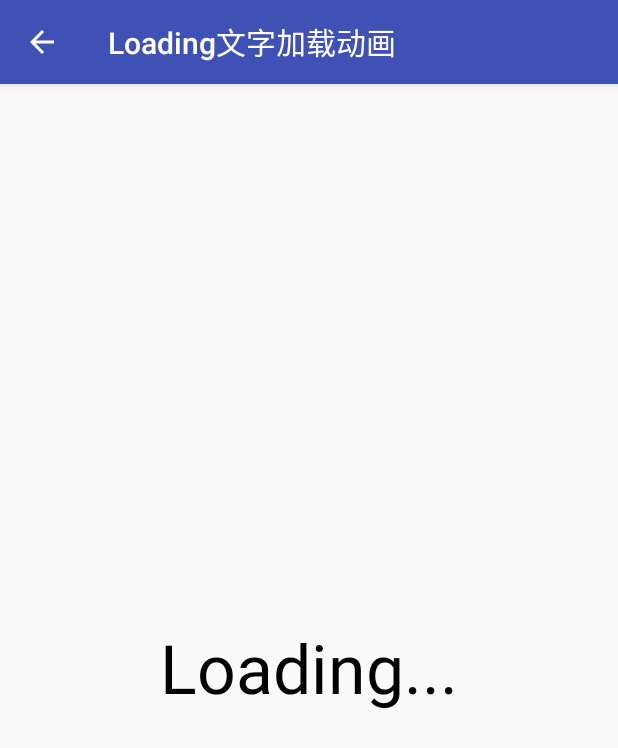
After one commit to Pgrammerybj/AnimationUtils, an Android app: the LoadingTextActivity screen opened directly, with no data from a screen before it, on a phone screen of 412 x 824 dp. The commit adds this screen. Shown: the top 748 px of the screen. Run offline under Robolectric (Android 15) with nearby library versions, the phone set to English and light mode, and no system bars; our stand-ins replace ButterKnife; libraries missing offline, so code that uses them is left out: qiu.niorgai; 1 statement that could not run was skipped.

Commit message:
添加LoadingTextView 文字"Loading"加载动画

```diff
--- a/app/src/main/AndroidManifest.xml
+++ b/app/src/main/AndroidManifest.xml
@@ -1,6 +1,6 @@
 <?xml version="1.0" encoding="utf-8"?>
-<manifest package="com.angelstar.animation"
-          xmlns:android="http://schemas.android.com/apk/res/android">
+<manifest xmlns:android="http://schemas.android.com/apk/res/android"
+          package="com.angelstar.animation">
 
     <uses-permission android:name="android.permission.SEND_SMS"/>
     <uses-permission android:name="android.permission.READ_SMS"/>
@@ -39,6 +39,7 @@
         <activity android:name=".item.TwoBallAnimationActivity"/>
         <activity android:name=".item.SixBallLoadingActivity"/>
         <activity android:name=".item.StickyControlsActivity"/>
+        <activity android:name=".item.LoadingTextActivity"/>
     </application>
 
 </manifest>
--- /dev/null
+++ b/app/src/main/java/com/angelstar/animation/item/LoadingTextActivity.java
@@ -0,0 +1,30 @@
+/*
+  * JackYang   2017-08-01 16:19
+  * Copyright (c)2017 7see Co.Ltd. All right reserved.
+  *
+  */
+package com.angelstar.animation.item;
+
+import android.os.Bundle;
+
+import com.angelstar.animation.BaseActivity;
+import com.angelstar.animation.R;
+import com.ybj.animation.LoadingTextView;
+
+/**
+ * Loading文字加载动画@ybj
+ *
+ * @author jackyang
+ * @version 1.0.0
+ * @since 2017-08-01 16:19
+ */
+public class LoadingTextActivity extends BaseActivity {
+    @Override
+    public void onCreate(Bundle saveInstanceState) {
+        super.onCreate(saveInstanceState);
+        setContentView(R.layout.activity_loadingtext);
+        initToolBar(true, R.string.item_loading_text_animation);
+        LoadingTextView loading = (LoadingTextView) findViewById(R.id.loading_text);
+        loading.start();
+    }
+}
--- a/app/src/main/java/com/angelstar/animation/item/TenAnimationActivity.java
+++ b/app/src/main/java/com/angelstar/animation/item/TenAnimationActivity.java
@@ -46,4 +46,8 @@ public class TenAnimationActivity extends BaseActivity {
     public void goItemTwoBallSticky(View view) {
         startActivity(new Intent(this, StickyControlsActivity.class));
     }
+
+    public void goItemLoadingText(View view) {
+        startActivity(new Intent(this, LoadingTextActivity.class));
+    }
 }
--- /dev/null
+++ b/app/src/main/res/layout/activity_loadingtext.xml
@@ -0,0 +1,31 @@
+<RelativeLayout xmlns:android="http://schemas.android.com/apk/res/android"
+                xmlns:dots="http://schemas.android.com/apk/res-auto"
+                android:layout_width="match_parent"
+                android:layout_height="match_parent"
+                android:gravity="center"
+    >
+
+    <LinearLayout
+        android:layout_width="match_parent"
+        android:layout_height="wrap_content"
+        android:layout_marginTop="10dp"
+        android:gravity="center_horizontal"
+        android:orientation="horizontal">
+
+        <TextView
+            android:layout_width="wrap_content"
+            android:layout_height="wrap_content"
+            android:text="Loading"
+            android:textColor="@android:color/primary_text_light"
+            android:textSize="45sp"/>
+
+        <com.ybj.animation.LoadingTextView
+            android:id="@+id/loading_text"
+            android:layout_width="wrap_content"
+            android:layout_height="wrap_content"
+            android:textColor="@android:color/primary_text_light"
+            android:textSize="45sp"
+            dots:autoplay="false"
+            dots:period="1000"/>
+    </LinearLayout>
+</RelativeLayout>
--- a/app/src/main/res/layout/activity_tenanimation.xml
+++ b/app/src/main/res/layout/activity_tenanimation.xml
@@ -29,4 +29,10 @@
         style="@style/Btn.Red"
         android:onClick="goItemTwoBallSticky"
         android:text="@string/item_two_ball_sticky_animation"/>
+
+    <Button
+        style="@style/Btn.Red"
+        android:onClick="goItemLoadingText"
+        android:text="@string/item_loading_text_animation"/>
+
 </LinearLayout>
--- a/app/src/main/res/values/colors.xml
+++ b/app/src/main/res/values/colors.xml
@@ -4,4 +4,5 @@
     <color name="colorPrimaryDark">#303F9F</color>
     <color name="colorAccent">#FF4081</color>
     <color name="colorWhite">#ffffff</color>
+    <color name="colorBlack">#000000</color>
 </resources>
--- a/app/src/main/res/values/strings.xml
+++ b/app/src/main/res/values/strings.xml
@@ -24,4 +24,5 @@
     <string name="item_two_ball_animation">两个小球绕Y轴做动画</string>
     <string name="item_six_ball_animation">六个小球从依次左到右加载动画</string>
     <string name="item_two_ball_sticky_animation">两个粘性小球的加载动画</string>
+    <string name="item_loading_text_animation">Loading文字加载动画</string>
 </resources>
--- /dev/null
+++ b/library/src/main/java/com/ybj/animation/LoadingTextView.java
@@ -0,0 +1,121 @@
+package com.ybj.animation;
+
+import android.animation.Animator;
+import android.animation.AnimatorSet;
+import android.animation.ObjectAnimator;
+import android.animation.TypeEvaluator;
+import android.animation.ValueAnimator;
+import android.content.Context;
+import android.content.res.TypedArray;
+import android.os.Handler;
+import android.os.Looper;
+import android.support.v7.widget.AppCompatTextView;
+import android.text.SpannableString;
+import android.text.Spanned;
+import android.util.AttributeSet;
+
+import com.ybj.animation.utils.JumpingSpan;
+
+/**
+ * Loading文字加载动画@ybj
+ *
+ * @author jackyang
+ * @version 1.0.0
+ * @since 2017-04-11 15:28
+ * <p>
+ */
+public class LoadingTextView extends AppCompatTextView {
+
+    private int jumpHeight;
+    private boolean autoPlay;
+    private int period;
+    private AnimatorSet mAnimatorSet = new AnimatorSet();
+
+    public LoadingTextView(Context context) {
+        super(context);
+        init(context, null);
+    }
+
+    public LoadingTextView(Context context, AttributeSet attrs) {
+        super(context, attrs);
+        init(context, attrs);
+    }
+
+    public LoadingTextView(Context context, AttributeSet attrs, int defStyleAttr) {
+        super(context, attrs, defStyleAttr);
+        init(context, attrs);
+    }
+
+    private void init(Context context, AttributeSet attrs) {
+        new Handler(Looper.getMainLooper());
+        //自定义属性
+        if (attrs != null) {
+            TypedArray typedArray = context.obtainStyledAttributes(attrs, R.styleable.WaitingDots);
+            period = typedArray.getInt(R.styleable.WaitingDots_period, 6000);
+            jumpHeight = typedArray.getInt(R.styleable.WaitingDots_jumpHeight, (int) (getTextSize() / 4));
+            autoPlay = typedArray.getBoolean(R.styleable.WaitingDots_autoplay, true);
+            typedArray.recycle();
+        }
+        JumpingSpan dotOne = new JumpingSpan();
+        JumpingSpan dotTwo = new JumpingSpan();
+        JumpingSpan dotThree = new JumpingSpan();
+        // 将每个点设置为jumpingSpan类型
+        SpannableString spannable = new SpannableString("...");
+        spannable.setSpan(dotOne, 0, 1, Spanned.SPAN_EXCLUSIVE_EXCLUSIVE);
+        spannable.setSpan(dotTwo, 1, 2, Spanned.SPAN_EXCLUSIVE_EXCLUSIVE);
+        spannable.setSpan(dotThree, 2, 3, Spanned.SPAN_EXCLUSIVE_EXCLUSIVE);
+        setText(spannable, BufferType.SPANNABLE);
+        getPaint().measureText(".", 0, 1);
+        // 一下两个是把updateListener加到点1上，通过它来进行刷新动作
+        ObjectAnimator dotOneJumpAnimator = createDotJumpAnimator(dotOne, 0);
+        dotOneJumpAnimator.addUpdateListener(new ValueAnimator.AnimatorUpdateListener() {
+
+            @Override
+            public void onAnimationUpdate(ValueAnimator valueAnimator) {
+                invalidate();
+            }
+        });
+        // 这里通过animationSet来控制三个点的组合动作
+        mAnimatorSet.playTogether(dotOneJumpAnimator, createDotJumpAnimator(dotTwo,
+                period / 6), createDotJumpAnimator(dotThree, period * 2 / 6));
+        if (autoPlay) {
+            start();
+        }
+    }
+
+    public void start() {
+        //一旦开始就INFINITE
+        setAllAnimationsRepeatCount(ValueAnimator.INFINITE);
+        mAnimatorSet.start();
+    }
+
+    /**
+     * 动画的实现核心
+     *
+     * @param jumpingSpan 传入点
+     * @delay 动画运行延迟，通过这个参数让三个点进行有时差的运动
+     */
+    private ObjectAnimator createDotJumpAnimator(JumpingSpan jumpingSpan, long delay) {
+        ObjectAnimator jumpAnimator = ObjectAnimator.ofFloat(jumpingSpan, "translationY", 0, -jumpHeight);
+        jumpAnimator.setEvaluator(new TypeEvaluator<Number>() {
+
+            @Override
+            public Number evaluate(float fraction, Number from, Number to) {
+                return Math.max(0, Math.sin(fraction * Math.PI * 2)) * (to.floatValue() - from.floatValue());
+            }
+        });
+        jumpAnimator.setDuration(period);
+        jumpAnimator.setStartDelay(delay);
+        jumpAnimator.setRepeatCount(ValueAnimator.INFINITE);
+        jumpAnimator.setRepeatMode(ValueAnimator.RESTART);
+        return jumpAnimator;
+    }
+
+    private void setAllAnimationsRepeatCount(int repeatCount) {
+        for (Animator animator : mAnimatorSet.getChildAnimations()) {
+            if (animator instanceof ObjectAnimator) {
+                ((ObjectAnimator) animator).setRepeatCount(repeatCount);
+            }
+        }
+    }
+}
--- /dev/null
+++ b/library/src/main/java/com/ybj/animation/utils/JumpingSpan.java
@@ -0,0 +1,30 @@
+package com.ybj.animation.utils;
+
+import android.graphics.Canvas;
+import android.graphics.Paint;
+import android.support.annotation.NonNull;
+import android.text.style.ReplacementSpan;
+
+public class JumpingSpan extends ReplacementSpan {
+
+    private float translationX = 0;
+    private float translationY = 0;
+
+    @Override
+    public int getSize(@NonNull Paint paint, CharSequence text, int start, int end, Paint.FontMetricsInt fontMetricsInt) {
+        return (int) paint.measureText(text, start, end);
+    }
+
+    @Override
+    public void draw(@NonNull Canvas canvas, CharSequence text, int start, int end, float x, int top, int y, int bottom, @NonNull Paint paint) {
+        canvas.drawText(text, start, end, x + translationX, y + translationY, paint);
+    }
+
+    public void setTranslationX(float translationX) {
+        this.translationX = translationX;
+    }
+
+    public void setTranslationY(float translationY) {
+        this.translationY = translationY;
+    }
+}
--- a/library/src/main/res/values/attrs.xml
+++ b/library/src/main/res/values/attrs.xml
@@ -32,4 +32,11 @@
         <attr name="ulv_src2" format="reference"/>
         <attr name="ulv_src3" format="reference"/>
     </declare-styleable>
+
+    <declare-styleable name="WaitingDots">
+        <attr name="dotsColor" format="color" />
+        <attr name="period" format="integer"/>
+        <attr name="jumpHeight" format="integer"/>
+        <attr name="autoplay" format="boolean"/>
+    </declare-styleable>
 </resources>
```
Also changed, not shown: 1 other file.
